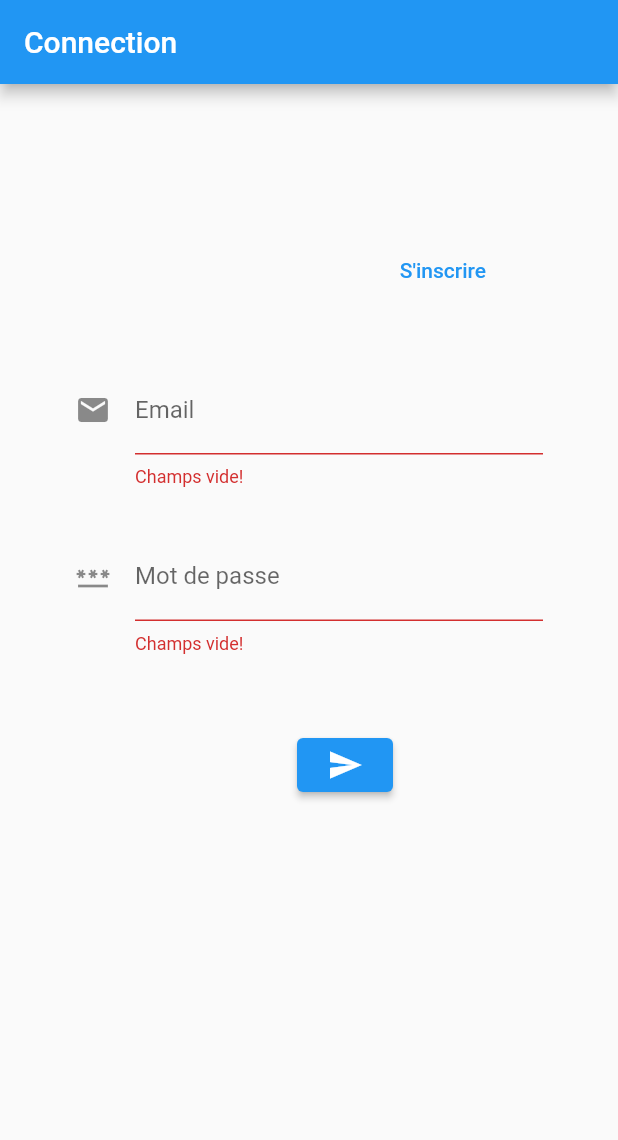
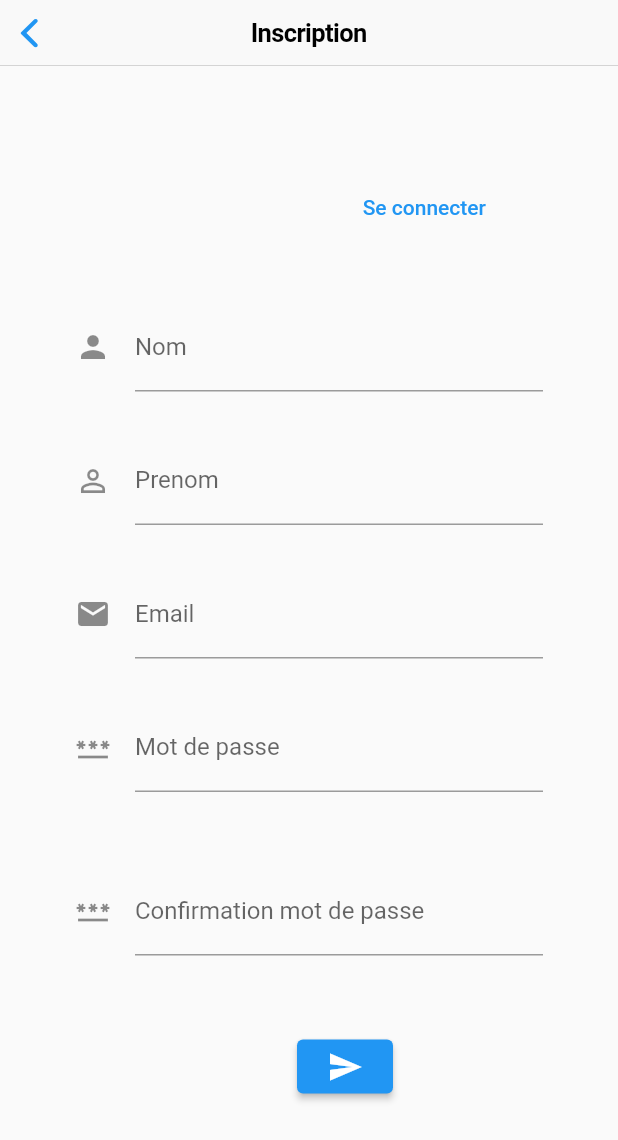
Before and after one commit to VetServices-urvd/vetservice_public_front, a Flutter app: the screen it shows after launch, after a tap on the "send" icon, after a tap on "S'inscrire", on a phone screen of 412 x 824 dp. Shown: the top 1140 px of the screen. Run offline on Flutter 3.47's test engine with Material 2 defaults, Android fonts, the light colour scheme and no system bars; our stand-ins replace email_validator.

Commit message:
auth inscrp view & home start

```diff
--- a/lib/authentification.dart
+++ b/lib/authentification.dart
@@ -1,5 +1,7 @@
 
 
+import 'package:email_validator/email_validator.dart';
+import 'package:flutter/cupertino.dart';
 import 'package:flutter/material.dart';
 import 'package:vetservice_public_front/common/utils.dart';
 
@@ -10,17 +12,19 @@ class AuthentView extends StatefulWidget{
   final String title = 'Connection';
   @override
   State<StatefulWidget> createState() => _AuthentViewState();
-
 }
 
 class _AuthentViewState extends State<AuthentView>{
   final GlobalKey<FormState> _formKey = GlobalKey<FormState>();
-
+  var controllers = [
+    new TextEditingController(),
+    new TextEditingController()
+  ];
   @override
   Widget build(BuildContext context) {
     return Scaffold(
-      appBar: AppBar(
-        title: Text(widget.title),
+      appBar: CupertinoNavigationBar(
+        middle: Text('${widget.title}'),
       ),
       body: SingleChildScrollView(
         child: Form(
@@ -30,11 +34,13 @@ class _AuthentViewState extends State<AuthentView>{
             mainAxisAlignment: MainAxisAlignment.spaceAround,
             children: <Widget>[
               Padding(padding: EdgeInsets.only(top:100, bottom: 40, right:80),
-                child: TextButton( onPressed: () {  }, child: Text("S'inscrire")),
+                child: TextButton( onPressed: () =>  Navigator.pushNamed(context, ViewType.INSCRIPTION_USR.endpoint),
+                    child: Text("S'inscrire")),
               ),
               Container(
                   margin: const EdgeInsets.only(bottom: 30, left:50, right: 50),
                   child:TextFormField(
+                    controller: controllers[0],
                     decoration: const InputDecoration(
                         icon: const Icon(Icons.mail),
                         label: Text('Email')
@@ -42,14 +48,17 @@ class _AuthentViewState extends State<AuthentView>{
                     validator: (String? value) {
                       if (value == null || value.isEmpty) {
                         return 'Champs vide!';
+                      }else if(!EmailValidator.validate(value)) {
+                        return 'Email incorrect!';
                       }
                       return null;
                     },
-                  )
+                  ),
               ),
               Container(
                 padding: const EdgeInsets.only(bottom: 50, left:50, right: 50),
                 child: TextFormField(
+                  controller: controllers[1],
                   decoration: const InputDecoration(
                       icon: const Icon(Icons.password),
                       label: Text('Mot de passe')
@@ -60,16 +69,17 @@ class _AuthentViewState extends State<AuthentView>{
                     }
                     return null;
                   },
+                  obscureText: true,
                 ),
               ),
               Padding(
                 padding: const EdgeInsets.only( right: 150),
                 child: ElevatedButton(
                   onPressed: () {
-                    // Validate will return true if the form is valid, or false if
-                    // the form is invalid.
                     if (_formKey.currentState!.validate()) {
-                      // Process data.
+                      controllers.forEach((element) => print('form val ${element.text}'));
+                      String username = "username_name";
+                      Navigator.pushNamed(context, ViewType.HOME_USR.endpoint + '/' + username);
                     }
                   },
                   child: const Icon(Icons.send),
--- a/lib/common/utils.dart
+++ b/lib/common/utils.dart
@@ -1,16 +1,18 @@
+import 'package:flutter/cupertino.dart';
+
 /**
  * Navigation
  */
-enum ViewType{
-  AUTHENTIFCATION,
-  INSCRIPTION_USR,
-  MODIFCATION_USR,
-  HOME_USR
-//   AUTHENTIFCATION(endpoint: 'auth'),
-//   INSCRIPTION_USR(endpoint:'inscription'),
-//   MODIFCATION_USR(endpoint: 'mofification'),
-//   HOME_USR(endpoint:'home')
-//
-//   ViewType(required this.endpoint});
-//   final String endpoint;
+ enum ViewType{
+//   AUTHENTIFCATION,
+//   INSCRIPTION_USR,
+//   MODIFCATION_USR,
+//   HOME_USR
+  AUTHENTIFCATION(endpoint: '/authentification'),
+  INSCRIPTION_USR(endpoint: '/inscription'),
+  MODIFCATION_USR(endpoint: '/mofification'),
+  HOME_USR(endpoint:'/home');
+
+  const ViewType({required this.endpoint});
+  final String endpoint;
 }
--- a/lib/inscription.dart
+++ b/lib/inscription.dart
@@ -0,0 +1,147 @@
+
+import 'package:email_validator/email_validator.dart';
+import 'package:flutter/cupertino.dart';
+import 'package:flutter/material.dart';
+import 'package:vetservice_public_front/common/utils.dart';
+
+class InscriptionView extends StatefulWidget{
+  InscriptionView({Key? key}): super(key: key);
+  final ViewType type = ViewType.INSCRIPTION_USR;
+  final String title = 'Inscription';
+
+  @override
+  State<StatefulWidget> createState() => _InscriptionViewState();
+}
+
+class _InscriptionViewState extends State<InscriptionView>{
+  final GlobalKey<FormState> _formKey = GlobalKey<FormState>();
+  var controllers = [
+    new TextEditingController(),
+    new TextEditingController(),
+    new TextEditingController(),
+    new TextEditingController(),
+    new TextEditingController()
+  ] as List<TextEditingController>;
+
+  @override
+  Widget build(BuildContext context) {
+    return  Scaffold(
+        appBar: CupertinoNavigationBar(
+          middle: Text('${widget.title}'),
+        ),
+        body: SingleChildScrollView(
+          child: Form(
+            key: _formKey,
+            child: Column(
+                crossAxisAlignment: CrossAxisAlignment.end,
+                mainAxisAlignment: MainAxisAlignment.spaceEvenly,
+                children: <Widget>[
+                  Padding(padding: EdgeInsets.only(top:70, bottom: 40, right:80),
+                    child: TextButton( onPressed: () =>  Navigator.pop(context),
+                        child: Text("Se connecter")),
+                  ),
+                  Container(
+                      margin: const EdgeInsets.only(bottom: 30, left:50, right: 50),
+                      child:TextFormField(
+                        controller: controllers[0],
+                        decoration: const InputDecoration(
+                            icon: const Icon(Icons.person),
+                            label: Text('Nom')
+                        ),
+                        validator: (String? value) {
+                          if (value == null || value.isEmpty) {
+                            return 'Champs vide!';
+                          }
+                          return null;
+                        },
+                      )
+                  ),
+                  Container(
+                      margin: const EdgeInsets.only(bottom: 30, left:50, right: 50),
+                      child:TextFormField(
+                        controller: controllers[1],
+                        decoration: const InputDecoration(
+                            icon: const Icon(Icons.person_outline),
+                            label: Text('Prenom')
+                        ),
+                        validator: (String? value) {
+                          if (value == null || value.isEmpty) {
+                            return 'Champs vide!';
+                          }
+                          return null;
+                        },
+                      )
+                  ),
+                  Container(
+                      margin: const EdgeInsets.only(bottom: 30, left:50, right: 50),
+                      child:TextFormField(
+                        controller: controllers[2],
+                        decoration: const InputDecoration(
+                            icon: const Icon(Icons.mail),
+                            label: Text('Email')
+                        ),
+                        validator: (String? value) {
+                          if (value == null || value.isEmpty) {
+                            return 'Champs vide!';
+                          }else if(!EmailValidator.validate(value)) {
+                            return 'Email incorrect!';
+                          }
+                          return null;
+                        },
+                      )
+                  ),
+                  Container(
+                    padding: const EdgeInsets.only(bottom: 50, left:50, right: 50),
+                    child: TextFormField(
+                      controller: controllers[3],
+                      decoration: const InputDecoration(
+                          icon: const Icon(Icons.password),
+                          label: Text('Mot de passe'),
+                      ),
+                      obscureText: true,
+                      validator: (String? value) {
+                        if (value == null || value.isEmpty) {
+                          return 'Champs vide!';
+                        }
+                        return null;
+                      },
+                    ),
+                  ),
+                  Container(
+                    padding: const EdgeInsets.only(bottom: 50, left:50, right: 50),
+                    child: TextFormField(
+                      controller: controllers[4],
+                      decoration: const InputDecoration(
+                          icon: const Icon(Icons.password),
+                          label: Text('Confirmation mot de passe')
+                      ),
+                      validator: (String? value) {
+                        if (value == null || value.isEmpty) {
+                          return 'Champs vide!';
+                        } else if (controllers[3].text != value && value.isNotEmpty) {
+                          return 'Les mots de passe ne match pas!';
+                        }
+                        return null;
+                      },
+                      obscureText: true,
+                    ),
+                  ),
+                  Padding(
+                    padding: const EdgeInsets.only( right: 150),
+                    child: ElevatedButton(
+                      onPressed: () {
+                        if (_formKey.currentState!.validate()) {
+                          controllers.forEach((element) => print('form val ${element.text}'));
+                          Navigator.pushNamed(context, ViewType.AUTHENTIFCATION.endpoint);
+                        }
+                      },
+                      child: const Icon(Icons.send),
+                    ),
+                  )
+                ]
+            ),
+          )
+        )
+    );
+  }
+}
--- a/pubspec.yaml
+++ b/pubspec.yaml
@@ -36,6 +36,7 @@ dependencies:
   # The following adds the Cupertino Icons font to your application.
   # Use with the CupertinoIcons class for iOS style icons.
   cupertino_icons: ^1.0.2
+  email_validator: ^2.0.1
 
 dev_dependencies:
   flutter_test:
```
Also changed, not shown: lib/home-client.dart (added, +85 -0 lines), lib/main.dart (+114 -91 lines), lib/marketplace.dart (added), pubspec.lock.
